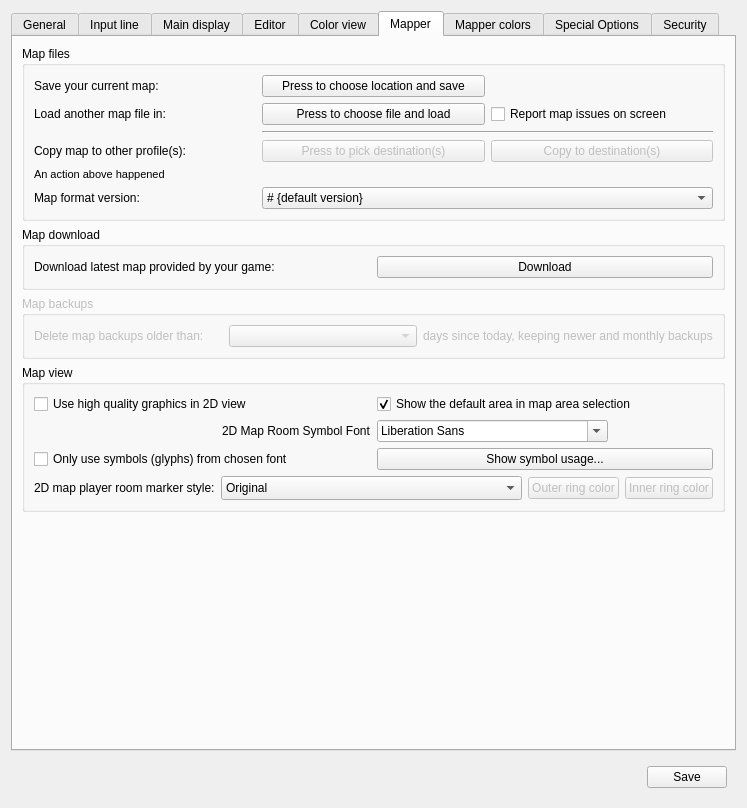
Before: the Qt Designer form src/ui/profile_preferences.ui in Mudlet/Mudlet, drawn with Qt 5.
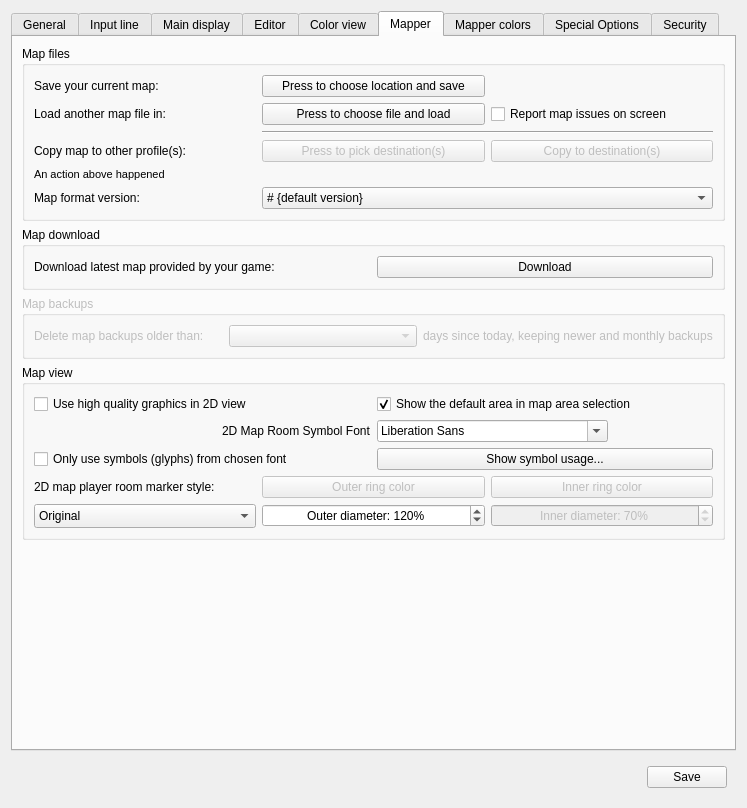
After: the same form once the commit is applied. The open tabs and pages were chosen to show the change. Icons and pictures are not drawn. Custom widgets are drawn as their Qt base class.

Commit message: Revise: allow size and transparency of player room marker to be changed

Diff of the .ui file:
```diff
--- a/src/ui/profile_preferences.ui
+++ b/src/ui/profile_preferences.ui
@@ -2051,7 +2051,7 @@
           </item>
           <item row="3" column="0" colspan="2">
            <widget class="QWidget" name="widget_playerRoomStyle" native="true">
-            <layout class="QHBoxLayout" name="horizontalLayout_playerRoomControls" stretch="0,1,0,0">
+            <layout class="QGridLayout" name="gridLayout_playerRoomStyle">
              <property name="leftMargin">
               <number>0</number>
              </property>
@@ -2064,14 +2064,34 @@
              <property name="bottomMargin">
               <number>0</number>
              </property>
-             <item alignment="Qt::AlignRight">
+             <item row="0" column="0">
               <widget class="QLabel" name="label_playerRoomStyle">
                <property name="text">
                 <string>2D map player room marker style:</string>
                </property>
               </widget>
              </item>
-             <item>
+             <item row="0" column="1">
+              <widget class="QPushButton" name="pushButton_playerRoomPrimaryColor">
+               <property name="enabled">
+                <bool>false</bool>
+               </property>
+               <property name="text">
+                <string>Outer ring color</string>
+               </property>
+              </widget>
+             </item>
+             <item row="0" column="2">
+              <widget class="QPushButton" name="pushButton_playerRoomSecondaryColor">
+               <property name="enabled">
+                <bool>false</bool>
+               </property>
+               <property name="text">
+                <string>Inner ring color</string>
+               </property>
+              </widget>
+             </item>
+             <item row="1" column="0">
               <widget class="QComboBox" name="comboBox_playerRoomStyle">
                <property name="currentIndex">
                 <number>0</number>
@@ -2101,23 +2121,53 @@
                </item>
               </widget>
              </item>
-             <item>
-              <widget class="QPushButton" name="pushButton_playerRoomPrimaryColor">
-               <property name="enabled">
-                <bool>false</bool>
+             <item row="1" column="1">
+              <widget class="QSpinBox" name="spinBox_playerRoomOuterDiameter">
+               <property name="toolTip">
+                <string>&lt;p&gt;Percentage ratio (&lt;i&gt;the default is 120%.&lt;/i&gt;) of the marker symbol to the space available for the room.&lt;/p&gt;</string>
                </property>
-               <property name="text">
-                <string>Outer ring color</string>
+               <property name="alignment">
+                <set>Qt::AlignCenter</set>
+               </property>
+               <property name="suffix">
+                <string>%</string>
+               </property>
+               <property name="prefix">
+                <string>Outer diameter: </string>
+               </property>
+               <property name="minimum">
+                <number>50</number>
+               </property>
+               <property name="maximum">
+                <number>200</number>
+               </property>
+               <property name="value">
+                <number>120</number>
                </property>
               </widget>
              </item>
-             <item>
-              <widget class="QPushButton" name="pushButton_playerRoomSecondaryColor">
+             <item row="1" column="2">
+              <widget class="QSpinBox" name="spinBox_playerRoomInnerDiameter">
                <property name="enabled">
                 <bool>false</bool>
                </property>
-               <property name="text">
-                <string>Inner ring color</string>
+               <property name="toolTip">
+                <string>&lt;p&gt;Percentage ratio of the inner diameter of the marker symbol to the outer one (&lt;i&gt;the default is 70%&lt;/i&gt;).&lt;/p&gt;</string>
+               </property>
+               <property name="alignment">
+                <set>Qt::AlignCenter</set>
+               </property>
+               <property name="suffix">
+                <string>%</string>
+               </property>
+               <property name="prefix">
+                <string>Inner diameter: </string>
+               </property>
+               <property name="maximum">
+                <number>83</number>
+               </property>
+               <property name="value">
+                <number>70</number>
                </property>
               </widget>
              </item>
```
The commit also changes 5 other files.
